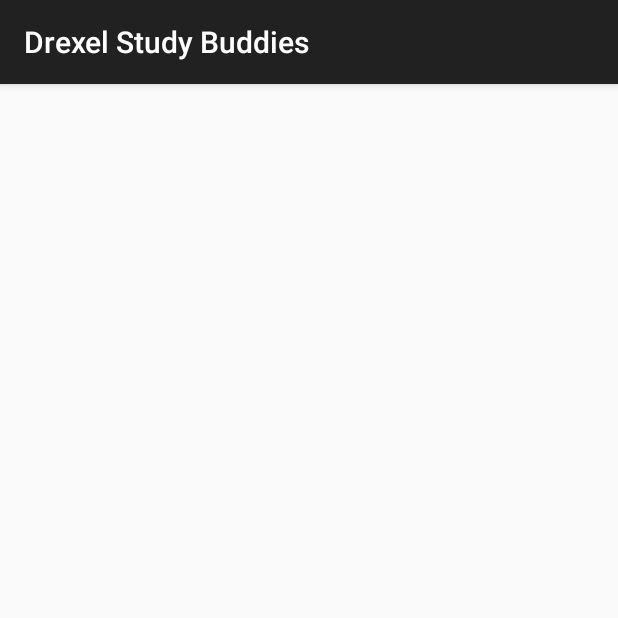
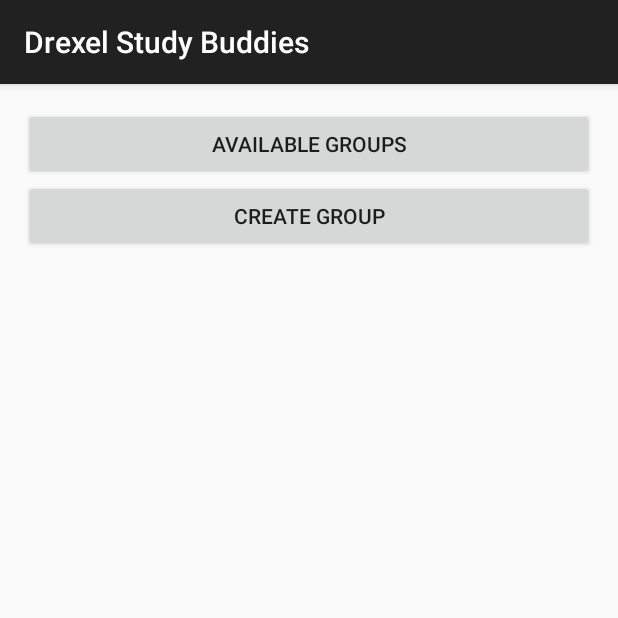
Before and after one commit to krs85/DUStudyBuddies, an Android app: the MainActivity screen opened directly, with no data from a screen before it, on a phone screen of 412 x 824 dp, the top half of it. Run offline under Robolectric (Android 15) with nearby library versions, the phone set to English and light mode, and no system bars; our stand-ins replace Volley; network calls fail.

Commit message:
added stuff

```diff
--- a/app/src/main/java/com/shemeshapps/drexelstudybuddies/Activities/MainActivity.java
+++ b/app/src/main/java/com/shemeshapps/drexelstudybuddies/Activities/MainActivity.java
@@ -1,9 +1,12 @@
 package com.shemeshapps.drexelstudybuddies.Activities;
 
+import android.content.Intent;
 import android.support.v7.app.ActionBarActivity;
 import android.os.Bundle;
 import android.view.Menu;
 import android.view.MenuItem;
+import android.view.View;
+import android.widget.Button;
 
 import com.android.volley.Response;
 import com.shemeshapps.drexelstudybuddies.NetworkingServices.RequestUtil;
@@ -17,13 +20,24 @@ public class MainActivity extends ActionBarActivity {
         super.onCreate(savedInstanceState);
         setContentView(R.layout.activity_main);
 
-        RequestUtil.getCurrentClasses(new Response.Listener() {
-            @Override
-            public void onResponse(Object response) {
-                int test = 1;
-                test++;
+        final Button crt_grp = (Button) findViewById(R.id.create_grp);
+
+        crt_grp.setOnClickListener(new View.OnClickListener() {
+            public void onClick(View v) {
+                Intent intent = new Intent(MainActivity.this,CreateGroupActivity.class);
+                startActivity(intent);
             }
         });
+
+        final Button grp_cal = (Button) findViewById(R.id.avail_grp);
+
+        grp_cal.setOnClickListener(new View.OnClickListener() {
+            public void onClick(View v) {
+                Intent intent = new Intent(MainActivity.this,GroupCalendar.class);
+                startActivity(intent);
+            }
+        });
+
     }
 
 }
--- /dev/null
+++ b/app/src/main/res/layout/activity_group_calendar.xml
@@ -0,0 +1,3 @@
+<LinearLayout xmlns:android="http://schemas.android.com/apk/res/android"
+    xmlns:tools="http://schemas.android.com/tools" android:layout_width="match_parent"
+    android:layout_height="match_parent"></LinearLayout>
--- a/app/src/main/res/layout/activity_main.xml
+++ b/app/src/main/res/layout/activity_main.xml
@@ -1,9 +1,27 @@
 <RelativeLayout xmlns:android="http://schemas.android.com/apk/res/android"
-    xmlns:tools="http://schemas.android.com/tools" android:layout_width="match_parent"
+    xmlns:tools="http://schemas.android.com/tools" android:layout_width="fill_parent"
     android:layout_height="match_parent" android:paddingLeft="@dimen/activity_horizontal_margin"
     android:paddingRight="@dimen/activity_horizontal_margin"
     android:paddingTop="@dimen/activity_vertical_margin"
     android:paddingBottom="@dimen/activity_vertical_margin" tools:context=".MainActivity">
 
 
+    <Button
+        android:layout_width="fill_parent"
+        android:layout_height="wrap_content"
+        android:text="Available Groups"
+        android:id="@+id/avail_grp"
+        android:layout_alignParentTop="true"
+        android:layout_alignRight="@+id/create_grp"
+        android:layout_alignEnd="@+id/create_grp" />
+
+    <Button
+        android:layout_width="fill_parent"
+        android:layout_height="wrap_content"
+        android:text="Create Group"
+        android:id="@+id/create_grp"
+        android:onClick="showTimePickerDialog"
+        android:layout_below="@+id/avail_grp"
+        android:layout_centerHorizontal="true" />
+
 </RelativeLayout>
--- a/app/src/main/res/values/strings.xml
+++ b/app/src/main/res/values/strings.xml
@@ -5,5 +5,8 @@
     <string name="hello_world">Hello world!</string>
     <string name="action_settings">Settings</string>
     <string name="title_activity_login">LoginActivity</string>
+    <string name="title_activity_create_group">CreateGroupActivity</string>
+    <string name="hello_blank_fragment">Hello blank fragment</string>
+    <string name="title_activity_group_calendar">GroupCalendar</string>
 
 </resources>
```
Also changed, not shown: app/src/main/AndroidManifest.xml (+11 -1 lines), app/src/main/java/com/shemeshapps/drexelstudybuddies/Activities/CreateGroupActivity.java (added, +123 -0 lines), app/src/main/java/com/shemeshapps/drexelstudybuddies/Activities/GroupCalendar.java (added, +40 -0 lines), app/src/main/res/layout/activity_create_group.xml (added, +69 -0 lines), app/src/main/res/menu/menu_create_group.xml (added, +7 -0 lines), app/src/main/res/menu/menu_group_calendar.xml (added, +7 -0 lines), 2 other files.
